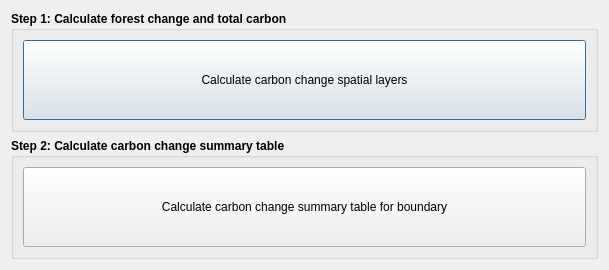
Before: the Qt Designer form LDMP/gui/DlgCalculateTC.ui in ConservationInternational/trends.earth, drawn with Qt 5.
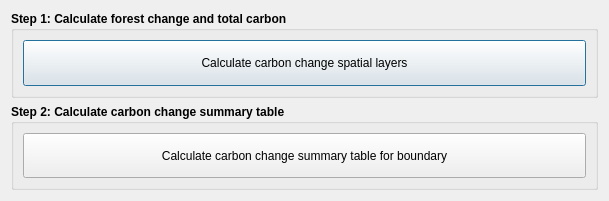
After: the same form once the commit is applied.

```diff
--- a/LDMP/gui/DlgCalculateTC.ui
+++ b/LDMP/gui/DlgCalculateTC.ui
@@ -10,11 +10,11 @@
     <x>0</x>
     <y>0</y>
     <width>609</width>
-    <height>270</height>
+    <height>201</height>
    </rect>
   </property>
   <property name="sizePolicy">
-   <sizepolicy hsizetype="Fixed" vsizetype="Fixed">
+   <sizepolicy hsizetype="Fixed" vsizetype="Minimum">
     <horstretch>0</horstretch>
     <verstretch>0</verstretch>
    </sizepolicy>
@@ -25,6 +25,12 @@
   <layout class="QVBoxLayout" name="verticalLayout_2">
    <item>
     <widget class="QGroupBox" name="groupBox">
+     <property name="sizePolicy">
+      <sizepolicy hsizetype="Preferred" vsizetype="Minimum">
+       <horstretch>0</horstretch>
+       <verstretch>0</verstretch>
+      </sizepolicy>
+     </property>
      <property name="font">
       <font>
        <weight>75</weight>
@@ -65,6 +71,12 @@
    </item>
    <item>
     <widget class="QGroupBox" name="groupBox_4">
+     <property name="sizePolicy">
+      <sizepolicy hsizetype="Preferred" vsizetype="Minimum">
+       <horstretch>0</horstretch>
+       <verstretch>0</verstretch>
+      </sizepolicy>
+     </property>
      <property name="font">
       <font>
        <weight>75</weight>
```
